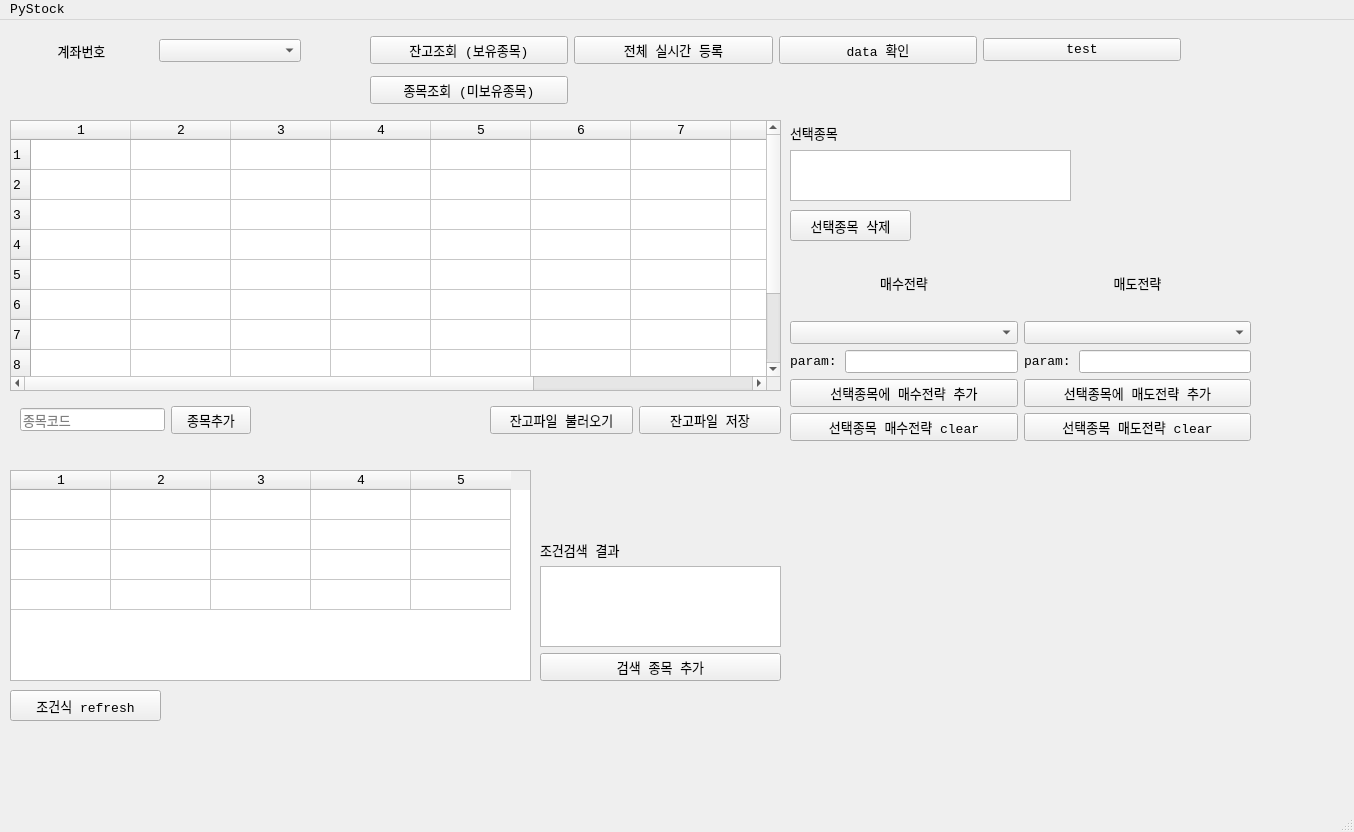
The window that window.ui (mechurak/kiwoom) describes before a commit, drawn with Qt 5.
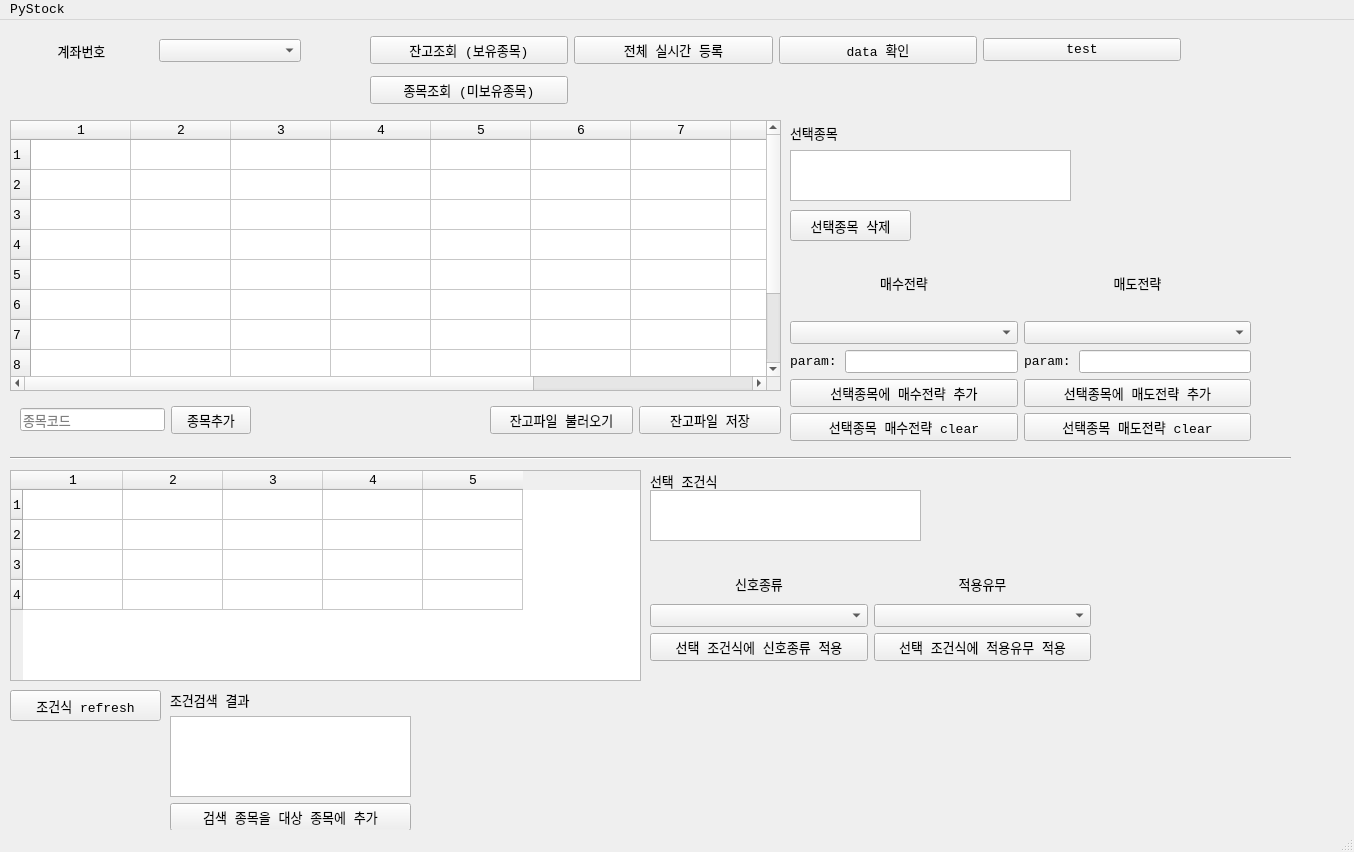
The same window after the commit.

Commit message: 조건식 멀티로 골라서 세팅

```diff
--- a/window.ui
+++ b/window.ui
@@ -7,7 +7,7 @@
     <x>0</x>
     <y>0</y>
     <width>1354</width>
-    <height>832</height>
+    <height>852</height>
    </rect>
   </property>
   <property name="font">
@@ -68,7 +68,7 @@
      <rect>
       <x>10</x>
       <y>450</y>
-      <width>521</width>
+      <width>631</width>
       <height>211</height>
      </rect>
     </property>
@@ -85,7 +85,7 @@
      <bool>true</bool>
     </attribute>
     <attribute name="verticalHeaderVisible">
-     <bool>false</bool>
+     <bool>true</bool>
     </attribute>
     <row/>
     <row/>
@@ -397,8 +397,8 @@
    <widget class="QWidget" name="verticalLayoutWidget">
     <property name="geometry">
      <rect>
-      <x>540</x>
-      <y>520</y>
+      <x>170</x>
+      <y>670</y>
       <width>241</width>
       <height>141</height>
      </rect>
@@ -417,12 +417,100 @@
      <item>
       <widget class="QPushButton" name="btn_add_codes">
        <property name="text">
-        <string>검색 종목 추가</string>
+        <string>검색 종목을 대상 종목에 추가</string>
        </property>
       </widget>
      </item>
     </layout>
    </widget>
+   <widget class="QLabel" name="label_9">
+    <property name="geometry">
+     <rect>
+      <x>650</x>
+      <y>450</y>
+      <width>81</width>
+      <height>21</height>
+     </rect>
+    </property>
+    <property name="text">
+     <string>선택 조건식</string>
+    </property>
+   </widget>
+   <widget class="QTextEdit" name="txt_condition_select">
+    <property name="geometry">
+     <rect>
+      <x>650</x>
+      <y>470</y>
+      <width>271</width>
+      <height>51</height>
+     </rect>
+    </property>
+   </widget>
+   <widget class="QWidget" name="gridLayoutWidget_6">
+    <property name="geometry">
+     <rect>
+      <x>650</x>
+      <y>550</y>
+      <width>441</width>
+      <height>91</height>
+     </rect>
+    </property>
+    <layout class="QGridLayout" name="gridLayout_6">
+     <item row="2" column="0">
+      <widget class="QPushButton" name="pushButton_4">
+       <property name="text">
+        <string>선택 조건식에 신호종류 적용</string>
+       </property>
+      </widget>
+     </item>
+     <item row="1" column="0">
+      <widget class="QComboBox" name="combo_signal"/>
+     </item>
+     <item row="0" column="0">
+      <widget class="QLabel" name="label_8">
+       <property name="text">
+        <string>신호종류</string>
+       </property>
+       <property name="alignment">
+        <set>Qt::AlignCenter</set>
+       </property>
+      </widget>
+     </item>
+     <item row="0" column="1">
+      <widget class="QLabel" name="label_10">
+       <property name="text">
+        <string>적용유무</string>
+       </property>
+       <property name="alignment">
+        <set>Qt::AlignCenter</set>
+       </property>
+      </widget>
+     </item>
+     <item row="1" column="1">
+      <widget class="QComboBox" name="combo_apply"/>
+     </item>
+     <item row="2" column="1">
+      <widget class="QPushButton" name="pushButton_5">
+       <property name="text">
+        <string>선택 조건식에 적용유무 적용</string>
+       </property>
+      </widget>
+     </item>
+    </layout>
+   </widget>
+   <widget class="Line" name="line">
+    <property name="geometry">
+     <rect>
+      <x>10</x>
+      <y>430</y>
+      <width>1281</width>
+      <height>16</height>
+     </rect>
+    </property>
+    <property name="orientation">
+     <enum>Qt::Horizontal</enum>
+    </property>
+   </widget>
   </widget>
   <widget class="QMenuBar" name="menubar">
    <property name="geometry">
```
Left out of the diff: 44 changed lines with no effect on the pictures. The commit also changes 2 other files.
